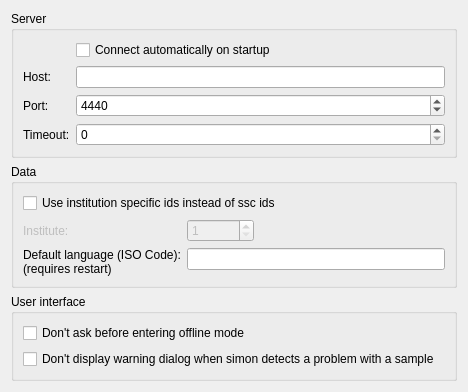
The window that ssc/config/sscconfiguration.ui (KDE/simon) describes before a commit, drawn with Qt 5.
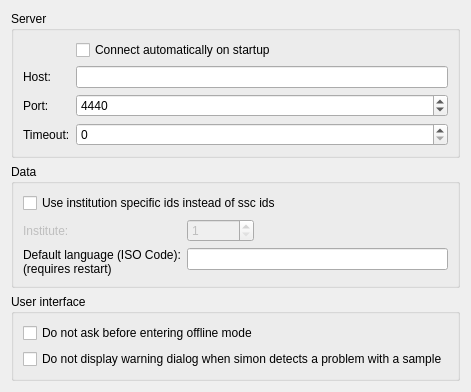
The same window after the commit. Custom widgets are drawn as their Qt base class.

```diff
--- a/ssc/config/sscconfiguration.ui
+++ b/ssc/config/sscconfiguration.ui
@@ -151,14 +151,14 @@
       <item>
        <widget class="QCheckBox" name="cbAskForOfflineMode">
         <property name="text">
-         <string>Don't ask before entering offline mode</string>
+         <string>Do not ask before entering offline mode</string>
         </property>
        </widget>
       </item>
       <item>
        <widget class="QCheckBox" name="cbShowSampleWarning">
         <property name="text">
-         <string>Don't display warning dialog when simon detects a problem with a sample</string>
+         <string>Do not display warning dialog when simon detects a problem with a sample</string>
         </property>
        </widget>
       </item>
```
